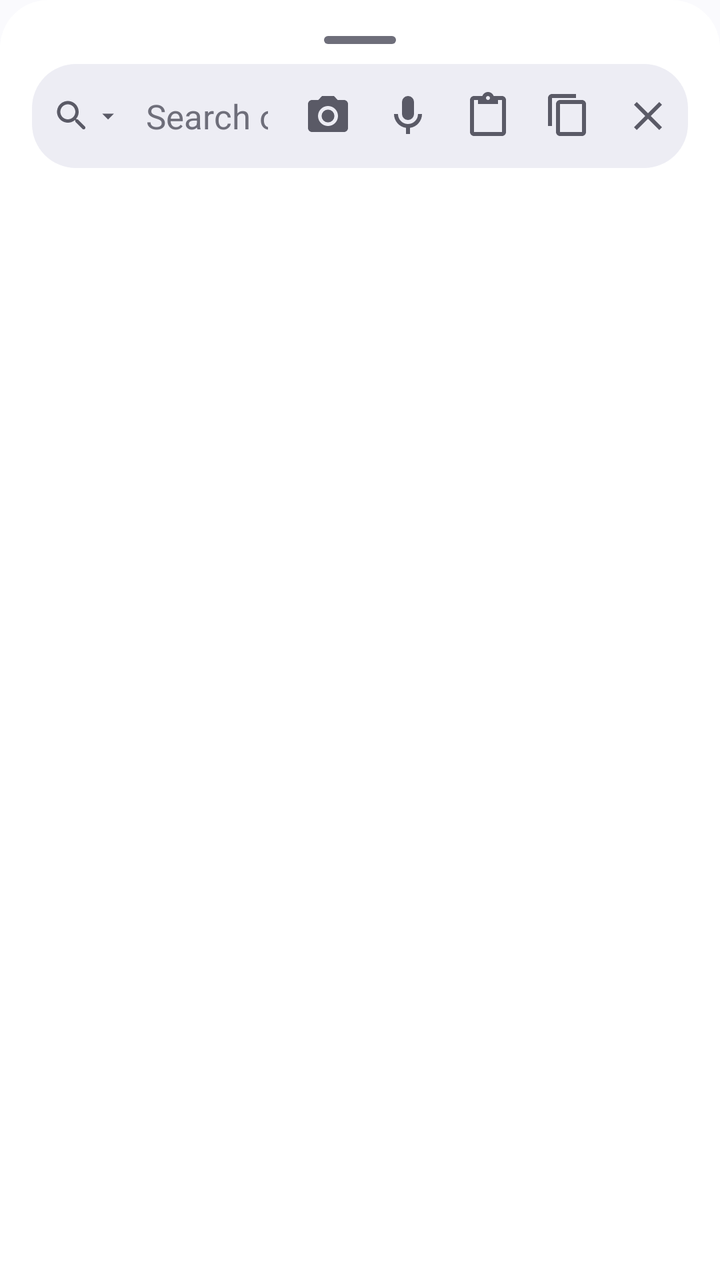
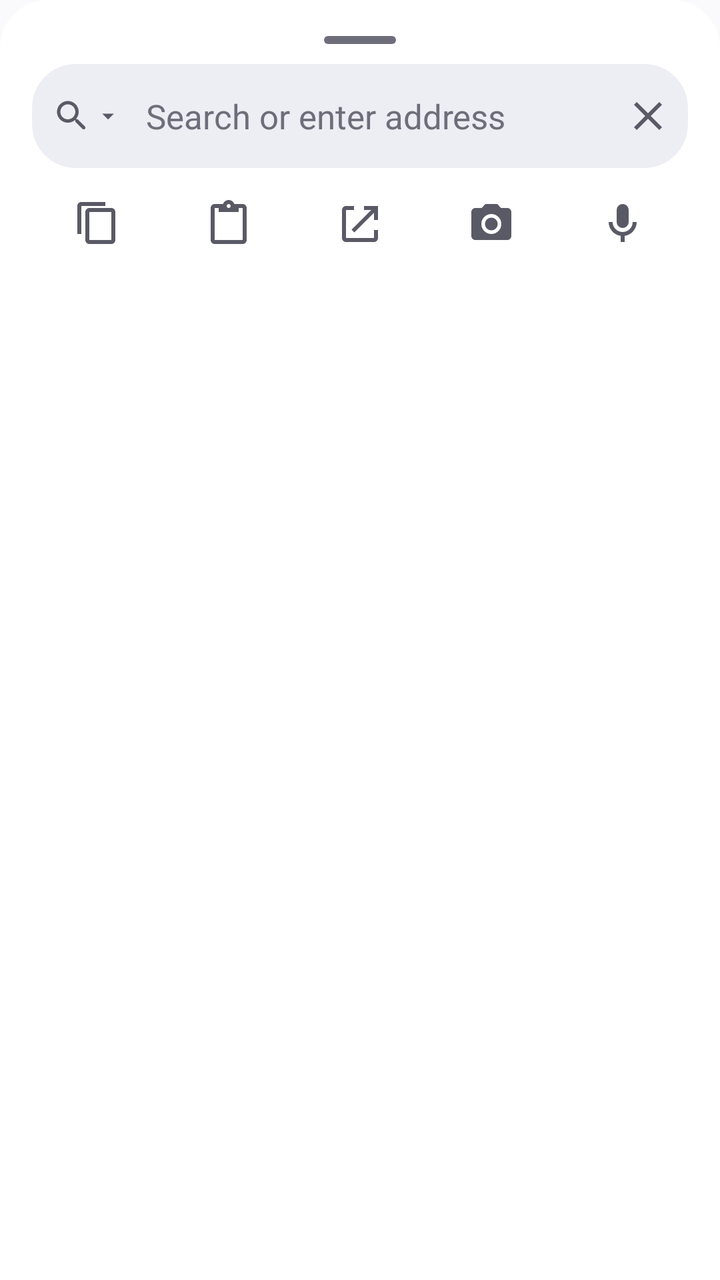

Screens rendered from an Android XML layout before and after an edit, with the pre-edit source and the edit as a unified diff.
<!-- AndroidManifest.xml: application theme Theme.Bolt -->
<!-- res/layout/dialog_omnibox.xml -->
<?xml version="1.0" encoding="utf-8"?>
<LinearLayout xmlns:android="http://schemas.android.com/apk/res/android"
    android:orientation="vertical" android:layout_width="match_parent"
    android:layout_height="wrap_content" android:background="@drawable/bg_sheet"
    android:paddingStart="16dp" android:paddingEnd="16dp" android:paddingBottom="14dp" android:paddingTop="8dp">
    
    <View android:id="@+id/omni_handle" android:layout_width="36dp" android:layout_height="4dp"
        android:layout_gravity="center_horizontal" android:layout_marginTop="10dp"
        android:background="@drawable/bg_handle"/>
    <LinearLayout android:orientation="horizontal"
        android:layout_width="match_parent" android:layout_height="52dp"
        android:layout_marginTop="10dp"
        android:background="@drawable/bg_urlbar" android:gravity="center_vertical">
        
        <LinearLayout android:id="@+id/omni_engine"
            android:orientation="horizontal"
            android:layout_width="wrap_content" android:layout_height="match_parent"
            android:gravity="center_vertical" android:paddingStart="10dp"
            android:paddingEnd="2dp" android:background="?attr/selectableItemBackground"
            android:clickable="true" android:focusable="true">
            <ImageView android:id="@+id/iv_omni_search"
                android:layout_width="20dp" android:layout_height="20dp"
                android:src="@drawable/ic_search"
                android:contentDescription="@string/search"/>
            <ImageView android:id="@+id/iv_omni_engine_arrow"
                android:layout_width="14dp" android:layout_height="14dp"
                android:layout_marginStart="1dp"
                android:src="@drawable/ic_drop_down"
                android:contentDescription="Choose search engine"/>
        </LinearLayout>
        <EditText android:id="@+id/et_omni"
            android:layout_width="0dp" android:layout_height="match_parent"
            android:layout_weight="1" android:singleLine="true"
            android:imeOptions="actionGo" android:hint="@string/search_hint"
            android:textSize="17sp" android:background="@null"
            android:paddingStart="10dp" android:paddingEnd="10dp"
            android:importantForAutofill="no"/>
        
        <ImageButton android:id="@+id/btn_omni_cam"
            android:layout_width="40dp" android:layout_height="40dp"
            android:src="@drawable/ic_camera" android:background="?attr/selectableItemBackgroundBorderless"
            android:contentDescription="Image search"/>
        <ImageButton android:id="@+id/btn_omni_voice"
            android:layout_width="40dp" android:layout_height="40dp"
            android:src="@drawable/ic_mic" android:background="?attr/selectableItemBackgroundBorderless"
            android:contentDescription="Voice search"/>
        <ImageButton android:id="@+id/btn_omni_paste"
            android:layout_width="40dp" android:layout_height="40dp"
            android:src="@drawable/ic_paste" android:background="?attr/selectableItemBackgroundBorderless"
            android:contentDescription="@string/paste"/>
        <ImageButton android:id="@+id/btn_omni_copy"
            android:layout_width="40dp" android:layout_height="40dp"
            android:src="@drawable/ic_copy" android:background="?attr/selectableItemBackgroundBorderless"
            android:contentDescription="@string/copy"/>
        <ImageButton android:id="@+id/btn_omni_clear"
            android:layout_width="40dp" android:layout_height="40dp"
            android:src="@drawable/ic_close" android:background="?attr/selectableItemBackgroundBorderless"
            android:contentDescription="@string/clear"/>
    </LinearLayout>
    <androidx.recyclerview.widget.RecyclerView
        android:id="@+id/rv_suggest" android:layout_width="match_parent"
        android:layout_height="wrap_content" android:layout_marginTop="4dp"
        android:overScrollMode="never"/>
</LinearLayout>
<!-- resources referenced by this layout -->
<resources>
  <!-- drawable bg_handle (drawable) -->
  <?xml version="1.0" encoding="utf-8"?>
  <shape xmlns:android="http://schemas.android.com/apk/res/android" android:shape="rectangle">
      <solid android:color="?attr/colorTextDim"/>
      <corners android:radius="2dp"/>
  </shape>
  <!-- drawable bg_sheet (drawable) -->
  <?xml version="1.0" encoding="utf-8"?>
  <shape xmlns:android="http://schemas.android.com/apk/res/android" android:shape="rectangle">
      <solid android:color="?attr/colorSurface"/>
      <corners android:topLeftRadius="24dp" android:topRightRadius="24dp"/>
  </shape>
  <!-- drawable bg_urlbar (drawable) -->
  <?xml version="1.0" encoding="utf-8"?>
  <shape xmlns:android="http://schemas.android.com/apk/res/android" android:shape="rectangle">
      <solid android:color="?attr/colorSurface2"/>
      <corners android:radius="22dp"/>
  </shape>
  <!-- drawable ic_close (drawable) -->
  <?xml version="1.0" encoding="utf-8"?>
  <vector xmlns:android="http://schemas.android.com/apk/res/android"
      android:width="24dp" android:height="24dp"
      android:viewportWidth="24" android:viewportHeight="24">
  <path android:fillColor="?attr/colorTint" android:pathData="M19,6.41L17.59,5 12,10.59 6.41,5 5,6.41 10.59,12 5,17.59 6.41,19 12,13.41 17.59,19 19,17.59 13.41,12z"/>
  </vector>
  <!-- drawable ic_copy (drawable) -->
  <vector xmlns:android="http://schemas.android.com/apk/res/android"
      android:width="24dp" android:height="24dp" android:viewportWidth="24" android:viewportHeight="24">
      <path android:fillColor="?attr/colorTint" android:pathData="M16,1H4C2.9,1 2,1.9 2,3v14h2V3h12V1zM19,4H8C6.9,4 6,4.9 6,6v14c0,1.1 0.9,2 2,2h11c1.1,0 2,-0.9 2,-2V6C21,4.9 20.1,4 19,4zM19,20H8V6h11v14z"/>
  </vector>
  <!-- drawable ic_drop_down (drawable) -->
  <?xml version="1.0" encoding="utf-8"?>
  <vector xmlns:android="http://schemas.android.com/apk/res/android"
      android:width="16dp" android:height="16dp"
      android:viewportWidth="24" android:viewportHeight="24">
  <path android:fillColor="?attr/colorTint" android:pathData="M7,10l5,5 5,-5z"/>
  </vector>
  <string name="clear">Clear</string>
  <string name="copy">Copy</string>
  <string name="paste">Paste</string>
  <string name="search">Search</string>
  <string name="search_hint">Search or enter address</string>
  <style name="BoltWindowAnimations" parent="@android:style/Animation.Activity">
          <item name="android:activityOpenEnterAnimation">@anim/bolt_open_enter</item>
          <item name="android:activityOpenExitAnimation">@anim/bolt_open_exit</item>
          <item name="android:activityCloseEnterAnimation">@anim/bolt_close_enter</item>
          <item name="android:activityCloseExitAnimation">@anim/bolt_close_exit</item>
      </style>
  <color name="light_bg">#FAFAFD</color>
  <color name="light_surface">#FFFFFF</color>
  <color name="light_surface2">#EDEDF4</color>
  <color name="light_text">#1B1B20</color>
  <color name="light_text_dim">#6E6E7A</color>
  <color name="light_outline">#DCDCE6</color>
  <color name="accent_blue">#3E8BFF</color>
  <color name="danger">#EF4444</color>
  <!-- unchanged entries left out for length: 6 -->
</resources>

<!-- the commit's change to res/layout/dialog_omnibox.xml (unified diff, before → after) -->
@@ -7,6 +7,7 @@
     <View android:id="@+id/omni_handle" android:layout_width="36dp" android:layout_height="4dp"
         android:layout_gravity="center_horizontal" android:layout_marginTop="10dp"
         android:background="@drawable/bg_handle"/>
+    
     <LinearLayout android:orientation="horizontal"
         android:layout_width="match_parent" android:layout_height="52dp"
         android:layout_marginTop="10dp"
@@ -36,26 +37,43 @@
             android:paddingStart="10dp" android:paddingEnd="10dp"
             android:importantForAutofill="no"/>
         
-        <ImageButton android:id="@+id/btn_omni_cam"
-            android:layout_width="40dp" android:layout_height="40dp"
-            android:src="@drawable/ic_camera" android:background="?attr/selectableItemBackgroundBorderless"
-            android:contentDescription="Image search"/>
-        <ImageButton android:id="@+id/btn_omni_voice"
-            android:layout_width="40dp" android:layout_height="40dp"
-            android:src="@drawable/ic_mic" android:background="?attr/selectableItemBackgroundBorderless"
-            android:contentDescription="Voice search"/>
-        <ImageButton android:id="@+id/btn_omni_paste"
-            android:layout_width="40dp" android:layout_height="40dp"
-            android:src="@drawable/ic_paste" android:background="?attr/selectableItemBackgroundBorderless"
-            android:contentDescription="@string/paste"/>
-        <ImageButton android:id="@+id/btn_omni_copy"
-            android:layout_width="40dp" android:layout_height="40dp"
-            android:src="@drawable/ic_copy" android:background="?attr/selectableItemBackgroundBorderless"
-            android:contentDescription="@string/copy"/>
         <ImageButton android:id="@+id/btn_omni_clear"
             android:layout_width="40dp" android:layout_height="40dp"
             android:src="@drawable/ic_close" android:background="?attr/selectableItemBackgroundBorderless"
             android:contentDescription="@string/clear"/>
+    </LinearLayout>
+    
+    <LinearLayout android:id="@+id/omni_actions"
+        android:orientation="horizontal"
+        android:layout_width="match_parent" android:layout_height="44dp"
+        android:layout_marginTop="6dp" android:gravity="center_vertical">
+        <ImageButton android:id="@+id/btn_omni_copy"
+            android:layout_width="0dp" android:layout_height="match_parent"
+            android:layout_weight="1" android:src="@drawable/ic_copy"
+            android:background="?attr/selectableItemBackgroundBorderless"
+            android:contentDescription="@string/copy"/>
+        <ImageButton android:id="@+id/btn_omni_paste"
+            android:layout_width="0dp" android:layout_height="match_parent"
+            android:layout_weight="1" android:src="@drawable/ic_paste"
+            android:background="?attr/selectableItemBackgroundBorderless"
+            android:contentDescription="@string/paste"/>
+        
+        <ImageButton android:id="@+id/btn_omni_dup"
+            android:layout_width="0dp" android:layout_height="match_parent"
+            android:layout_weight="1" android:src="@drawable/ic_open_new"
+            android:background="?attr/selectableItemBackgroundBorderless"
+            android:contentDescription="@string/duplicate_tab"/>
+        
+        <ImageButton android:id="@+id/btn_omni_cam"
+            android:layout_width="0dp" android:layout_height="match_parent"
+            android:layout_weight="1" android:src="@drawable/ic_camera"
+            android:background="?attr/selectableItemBackgroundBorderless"
+            android:contentDescription="Image search"/>
+        <ImageButton android:id="@+id/btn_omni_voice"
+            android:layout_width="0dp" android:layout_height="match_parent"
+            android:layout_weight="1" android:src="@drawable/ic_mic"
+            android:background="?attr/selectableItemBackgroundBorderless"
+            android:contentDescription="Voice search"/>
     </LinearLayout>
     <androidx.recyclerview.widget.RecyclerView
         android:id="@+id/rv_suggest" android:layout_width="match_parent"
<!-- resource entries referenced after the edit -->
@@ -37,8 +37,16 @@
       android:viewportWidth="24" android:viewportHeight="24">
   <path android:fillColor="?attr/colorTint" android:pathData="M7,10l5,5 5,-5z"/>
   </vector>
+  <!-- drawable ic_open_new (drawable) -->
+  <?xml version="1.0" encoding="utf-8"?>
+  <vector xmlns:android="http://schemas.android.com/apk/res/android"
+      android:width="24dp" android:height="24dp"
+      android:viewportWidth="24" android:viewportHeight="24">
+  <path android:fillColor="?attr/colorTint" android:pathData="M14,3v2h3.59l-9.83,9.83 1.41,1.41L19,6.41V10h2V3h-7zM5,5h4V3H5c-1.1,0 -2,0.9 -2,2v14c0,1.1 0.9,2 2,2h14c1.1,0 2,-0.9 2,-2v-4h-2v4H5V5z"/>
+  </vector>
   <string name="clear">Clear</string>
   <string name="copy">Copy</string>
+  <string name="duplicate_tab">Duplicate tab</string>
   <string name="paste">Paste</string>
   <string name="search">Search</string>
   <string name="search_hint">Search or enter address</string>
